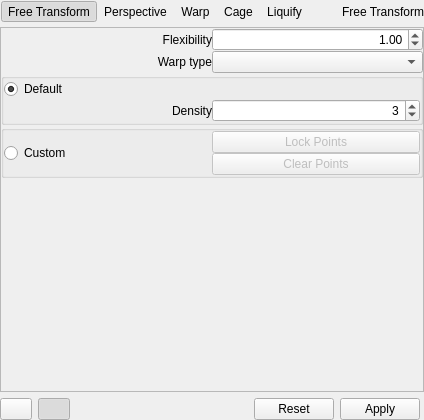
Before: the Qt Designer form krita/plugins/tools/tool_transform2/wdg_tool_transform.ui in KDE/krita, drawn with Qt 5.
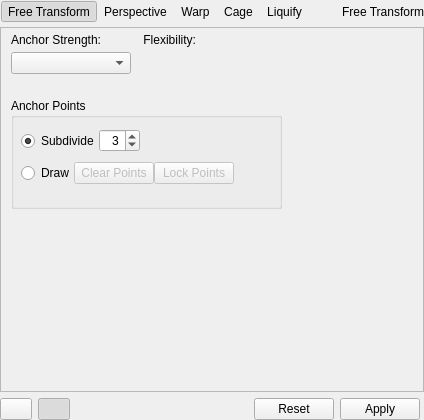
After: the same form once the commit is applied. The open tabs and pages were chosen to show the change. Custom widgets are drawn as their Qt base class.

Commit message: warp tool UI options

Patch:
```diff
--- a/krita/plugins/tools/tool_transform2/wdg_tool_transform.ui
+++ b/krita/plugins/tools/tool_transform2/wdg_tool_transform.ui
@@ -1006,29 +1006,49 @@
        </item>
       </layout>
      </widget>
-     <widget class="QWidget" name="page_2">
-      <layout class="QVBoxLayout" name="verticalLayout_4">
-       <property name="spacing">
-        <number>0</number>
+     <widget class="QWidget" name="warpTransformWidget">
+      <widget class="QWidget" name="gridLayoutWidget">
+       <property name="geometry">
+        <rect>
+         <x>10</x>
+         <y>0</y>
+         <width>251</width>
+         <height>51</height>
+        </rect>
        </property>
-       <property name="leftMargin">
-        <number>0</number>
-       </property>
-       <property name="topMargin">
+       <layout class="QGridLayout" name="gridLayout_4">
+        <property name="horizontalSpacing">
+         <number>12</number>
+        </property>
+        <property name="verticalSpacing">
         <number>0</number>
        </property>
-       <property name="rightMargin">
-        <number>0</number>
-       </property>
-       <property name="bottomMargin">
-        <number>0</number>
-       </property>
-       <item>
-        <layout class="QHBoxLayout" name="horizontalLayout_9">
-         <item>
+        <item row="1" column="1">
+         <widget class="KisDoubleSliderSpinBox" name="alphaBox" native="true">
+          <property name="sizePolicy">
+           <sizepolicy hsizetype="Expanding" vsizetype="Fixed">
+            <horstretch>0</horstretch>
+            <verstretch>0</verstretch>
+           </sizepolicy>
+          </property>
+         </widget>
+        </item>
+        <item row="0" column="1">
           <widget class="QLabel" name="label_4">
+          <property name="sizePolicy">
+           <sizepolicy hsizetype="Fixed" vsizetype="Fixed">
+            <horstretch>0</horstretch>
+            <verstretch>0</verstretch>
+           </sizepolicy>
+          </property>
+          <property name="minimumSize">
+           <size>
+            <width>2</width>
+            <height>0</height>
+           </size>
+          </property>
            <property name="text">
-            <string>Flexibility</string>
+           <string>Flexibility:</string>
            </property>
            <property name="alignment">
             <set>Qt::AlignRight|Qt::AlignTrailing|Qt::AlignVCenter</set>
@@ -1038,30 +1058,26 @@
            </property>
           </widget>
          </item>
-         <item>
-          <widget class="QDoubleSpinBox" name="alphaBox">
-           <property name="alignment">
-            <set>Qt::AlignRight|Qt::AlignTrailing|Qt::AlignVCenter</set>
-           </property>
-           <property name="maximum">
-            <double>5.000000000000000</double>
-           </property>
-           <property name="singleStep">
-            <double>0.100000000000000</double>
-           </property>
-           <property name="value">
-            <double>1.000000000000000</double>
+        <item row="1" column="0">
+         <widget class="QComboBox" name="cmbWarpType">
+          <property name="sizePolicy">
+           <sizepolicy hsizetype="MinimumExpanding" vsizetype="Fixed">
+            <horstretch>0</horstretch>
+            <verstretch>0</verstretch>
+           </sizepolicy>
            </property>
           </widget>
          </item>
-        </layout>
-       </item>
-       <item>
-        <layout class="QHBoxLayout" name="horizontalLayout_10">
-         <item>
-          <widget class="QLabel" name="label_7">
+        <item row="0" column="0">
+         <widget class="QLabel" name="warpTypeLabel">
+          <property name="sizePolicy">
+           <sizepolicy hsizetype="Fixed" vsizetype="Fixed">
+            <horstretch>0</horstretch>
+            <verstretch>0</verstretch>
+           </sizepolicy>
+          </property>
            <property name="text">
-            <string>Warp type</string>
+           <string>Anchor Strength:</string>
            </property>
            <property name="alignment">
             <set>Qt::AlignRight|Qt::AlignTrailing|Qt::AlignVCenter</set>
@@ -1071,50 +1087,38 @@
            </property>
           </widget>
          </item>
-         <item>
-          <widget class="QComboBox" name="cmbWarpType"/>
-         </item>
-        </layout>
-       </item>
-       <item>
+       </layout>
+      </widget>
         <widget class="QGroupBox" name="groupBox">
+       <property name="geometry">
+        <rect>
+         <x>10</x>
+         <y>70</y>
+         <width>271</width>
+         <height>111</height>
+        </rect>
+       </property>
+       <property name="autoFillBackground">
+        <bool>false</bool>
+       </property>
          <property name="title">
-          <string/>
-         </property>
-         <layout class="QVBoxLayout" name="verticalLayout_2">
-          <property name="spacing">
-           <number>0</number>
-          </property>
-          <property name="leftMargin">
-           <number>0</number>
-          </property>
-          <property name="topMargin">
-           <number>0</number>
-          </property>
-          <property name="rightMargin">
-           <number>0</number>
-          </property>
-          <property name="bottomMargin">
-           <number>0</number>
-          </property>
-          <item>
-           <widget class="QRadioButton" name="defaultRadioButton">
-            <property name="text">
-             <string>Default</string>
-            </property>
-            <property name="checked">
-             <bool>true</bool>
-            </property>
-            <property name="autoExclusive">
-             <bool>true</bool>
-            </property>
-            <attribute name="buttonGroup">
-             <string notr="true">buttonGroup</string>
-            </attribute>
-           </widget>
-          </item>
-          <item>
+        <string>Anchor Points</string>
+       </property>
+       <property name="flat">
+        <bool>false</bool>
+       </property>
+       <property name="checkable">
+        <bool>false</bool>
+       </property>
            <widget class="QWidget" name="defaultWarpWidget" native="true">
+        <property name="geometry">
+         <rect>
+          <x>10</x>
+          <y>30</y>
+          <width>241</width>
+          <height>26</height>
+         </rect>
+        </property>
             <layout class="QHBoxLayout" name="horizontalLayout_7">
              <property name="spacing">
               <number>0</number>
@@ -1132,19 +1136,28 @@
               <number>0</number>
              </property>
              <item>
-              <widget class="QLabel" name="label_3">
+          <widget class="QRadioButton" name="defaultRadioButton">
+           <property name="sizePolicy">
+            <sizepolicy hsizetype="Fixed" vsizetype="Fixed">
+             <horstretch>0</horstretch>
+             <verstretch>0</verstretch>
+            </sizepolicy>
+           </property>
                <property name="text">
-                <string>Density</string>
-               </property>
-               <property name="alignment">
-                <set>Qt::AlignRight|Qt::AlignTrailing|Qt::AlignVCenter</set>
-               </property>
-               <property name="buddy">
-                <cstring>densityBox</cstring>
-               </property>
-              </widget>
-             </item>
-             <item>
+            <string>Subdivide</string>
+           </property>
+           <property name="checked">
+            <bool>true</bool>
+           </property>
+           <property name="autoExclusive">
+            <bool>true</bool>
+           </property>
+           <attribute name="buttonGroup">
+            <string notr="true">buttonGroup</string>
+           </attribute>
+          </widget>
+         </item>
+         <item alignment="Qt::AlignLeft">
               <widget class="QSpinBox" name="densityBox">
                <property name="alignment">
                 <set>Qt::AlignRight|Qt::AlignTrailing|Qt::AlignVCenter</set>
@@ -1159,14 +1172,14 @@
              </item>
             </layout>
            </widget>
-          </item>
-         </layout>
-        </widget>
-       </item>
-       <item>
-        <widget class="QGroupBox" name="groupBox_2">
-         <property name="title">
-          <string/>
+       <widget class="QWidget" name="drawWarpWidget" native="true">
+        <property name="geometry">
+         <rect>
+          <x>10</x>
+          <y>60</y>
+          <width>241</width>
+          <height>31</height>
+         </rect>
          </property>
          <layout class="QHBoxLayout" name="horizontalLayout_8">
           <property name="spacing">
@@ -1186,8 +1199,14 @@
           </property>
           <item>
            <widget class="QRadioButton" name="customRadioButton">
+           <property name="sizePolicy">
+            <sizepolicy hsizetype="Fixed" vsizetype="Fixed">
+             <horstretch>0</horstretch>
+             <verstretch>0</verstretch>
+            </sizepolicy>
+           </property>
             <property name="text">
-             <string>Custom</string>
+            <string>Draw</string>
             </property>
             <property name="autoExclusive">
              <bool>true</bool>
@@ -1197,12 +1216,12 @@
             </attribute>
            </widget>
           </item>
-          <item>
+         <item alignment="Qt::AlignLeft">
            <widget class="QWidget" name="customWarpWidget" native="true">
             <property name="enabled">
              <bool>false</bool>
             </property>
-            <layout class="QVBoxLayout" name="verticalLayout_11">
+           <layout class="QHBoxLayout" name="horizontalLayout_9">
              <property name="spacing">
               <number>0</number>
              </property>
@@ -1218,13 +1237,6 @@
              <property name="bottomMargin">
               <number>0</number>
              </property>
-             <item>
-              <widget class="QPushButton" name="lockUnlockPointsButton">
-               <property name="text">
-                <string>Lock Points</string>
-               </property>
-              </widget>
-             </item>
              <item>
               <widget class="QPushButton" name="resetPointsButton">
                <property name="text">
@@ -1232,26 +1244,19 @@
                </property>
               </widget>
              </item>
-            </layout>
-           </widget>
-          </item>
-         </layout>
-        </widget>
-       </item>
        <item>
-        <spacer name="verticalSpacer_3">
-         <property name="orientation">
-          <enum>Qt::Vertical</enum>
-         </property>
-         <property name="sizeHint" stdset="0">
-          <size>
-           <width>20</width>
-           <height>0</height>
-          </size>
-         </property>
-        </spacer>
-       </item>
-      </layout>
+             <widget class="QPushButton" name="lockUnlockPointsButton">
+              <property name="text">
+               <string>Lock Points</string>
+              </property>
+             </widget>
+            </item>
+           </layout>
+          </widget>
+         </item>
+        </layout>
+       </widget>
+      </widget>
      </widget>
      <widget class="QWidget" name="cageTransformPage">
       <layout class="QVBoxLayout" name="verticalLayout_6">
```
Left out of the diff: 4 changed lines with no effect on the pictures. Lines whose indentation alone changed are shown as unchanged. The commit also changes 2 other files.
